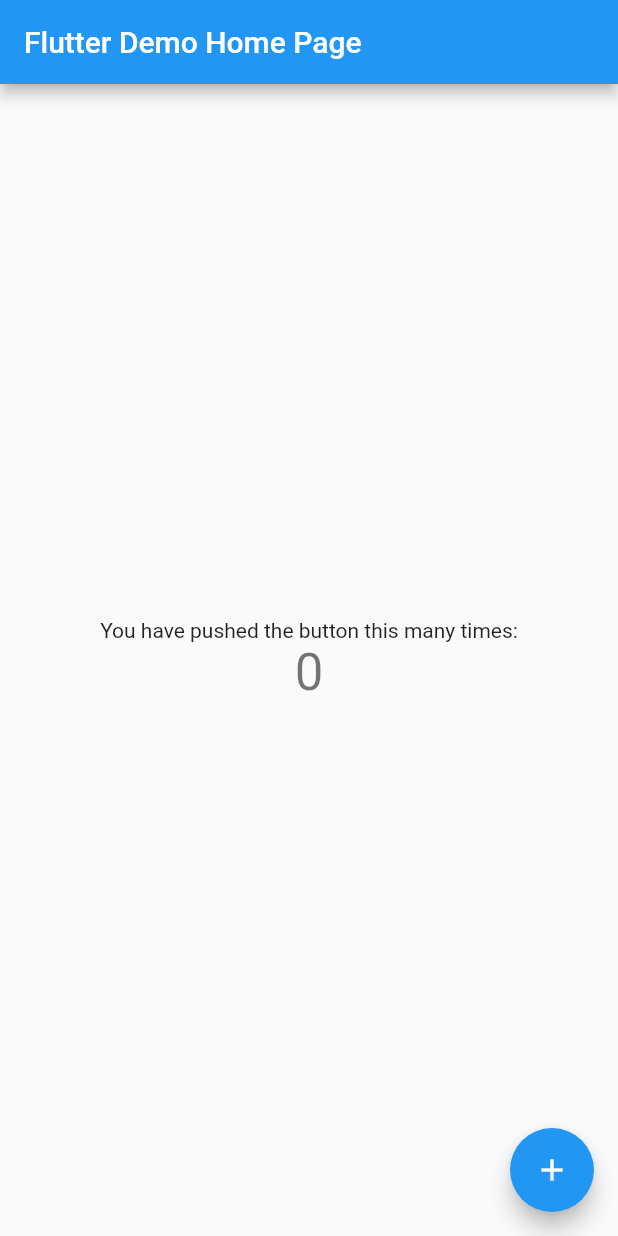
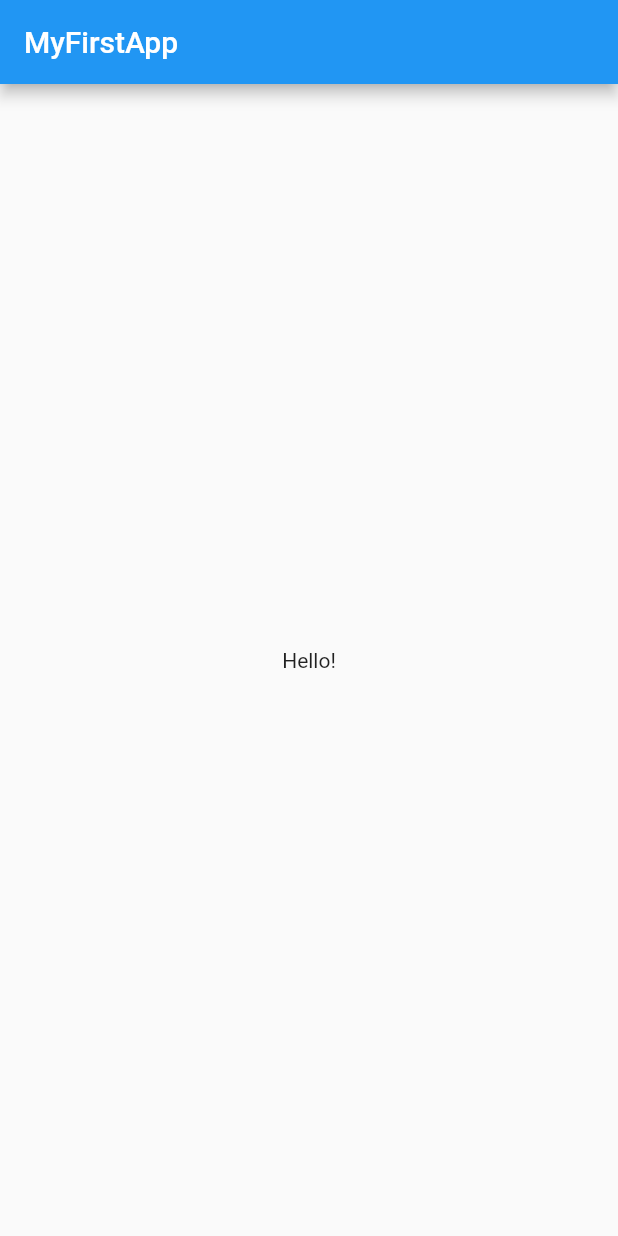
Before and after one commit to ps-143/myfirst, a Flutter app: the screen it shows after launch, on a phone screen of 412 x 824 dp. Run offline on Flutter 3.47's test engine with Material 2 defaults, Android fonts, the phone set to English and light mode, and no system bars.

Commit message:
Earth is moving, Wind is blowing, I'm learning flutter.

```diff
--- a/lib/main.dart
+++ b/lib/main.dart
@@ -1,113 +1,19 @@
 import 'package:flutter/material.dart';
 
 void main() {
-  runApp(MyApp());
+  runApp(MaterialApp(
+      home: HomePage(),
+  ));
 }
 
-class MyApp extends StatelessWidget {
-  // This widget is the root of your application.
+class HomePage extends StatelessWidget {
   @override
   Widget build(BuildContext context) {
-    return MaterialApp(
-      title: 'Flutter Demo',
-      theme: ThemeData(
-        // This is the theme of your application.
-        //
-        // Try running your application with "flutter run". You'll see the
-        // application has a blue toolbar. Then, without quitting the app, try
-        // changing the primarySwatch below to Colors.green and then invoke
-        // "hot reload" (press "r" in the console where you ran "flutter run",
-        // or simply save your changes to "hot reload" in a Flutter IDE).
-        // Notice that the counter didn't reset back to zero; the application
-        // is not restarted.
-        primarySwatch: Colors.blue,
+    return Scaffold(
+      appBar: AppBar(
+        title: Text("MyFirstApp"),
       ),
-      home: MyHomePage(title: 'Flutter Demo Home Page'),
+      body: Container(child: Center(child: Text("Hello!"),),),
     );
   }
 }
-
-class MyHomePage extends StatefulWidget {
-  MyHomePage({Key key, this.title}) : super(key: key);
-
-  // This widget is the home page of your application. It is stateful, meaning
-  // that it has a State object (defined below) that contains fields that affect
-  // how it looks.
-
-  // This class is the configuration for the state. It holds the values (in this
-  // case the title) provided by the parent (in this case the App widget) and
-  // used by the build method of the State. Fields in a Widget subclass are
-  // always marked "final".
-
-  final String title;
-
-  @override
-  _MyHomePageState createState() => _MyHomePageState();
-}
-
-class _MyHomePageState extends State<MyHomePage> {
-  int _counter = 0;
-
-  void _incrementCounter() {
-    setState(() {
-      // This call to setState tells the Flutter framework that something has
-      // changed in this State, which causes it to rerun the build method below
-      // so that the display can reflect the updated values. If we changed
-      // _counter without calling setState(), then the build method would not be
-      // called again, and so nothing would appear to happen.
-      _counter++;
-    });
-  }
-
-  @override
-  Widget build(BuildContext context) {
-    // This method is rerun every time setState is called, for instance as done
-    // by the _incrementCounter method above.
-    //
-    // The Flutter framework has been optimized to make rerunning build methods
-    // fast, so that you can just rebuild anything that needs updating rather
-    // than having to individually change instances of widgets.
-    return Scaffold(
-      appBar: AppBar(
-        // Here we take the value from the MyHomePage object that was created by
-        // the App.build method, and use it to set our appbar title.
-        title: Text(widget.title),
-      ),
-      body: Center(
-        // Center is a layout widget. It takes a single child and positions it
-        // in the middle of the parent.
-        child: Column(
-          // Column is also a layout widget. It takes a list of children and
-          // arranges them vertically. By default, it sizes itself to fit its
-          // children horizontally, and tries to be as tall as its parent.
-          //
-          // Invoke "debug painting" (press "p" in the console, choose the
-          // "Toggle Debug Paint" action from the Flutter Inspector in Android
-          // Studio, or the "Toggle Debug Paint" command in Visual Studio Code)
-          // to see the wireframe for each widget.
-          //
-          // Column has various properties to control how it sizes itself and
-          // how it positions its children. Here we use mainAxisAlignment to
-          // center the children vertically; the main axis here is the vertical
-          // axis because Columns are vertical (the cross axis would be
-          // horizontal).
-          mainAxisAlignment: MainAxisAlignment.center,
-          children: <Widget>[
-            Text(
-              'You have pushed the button this many times:',
-            ),
-            Text(
-              '$_counter',
-              style: Theme.of(context).textTheme.headline4,
-            ),
-          ],
-        ),
-      ),
-      floatingActionButton: FloatingActionButton(
-        onPressed: _incrementCounter,
-        tooltip: 'Increment',
-        child: Icon(Icons.add),
-      ), // This trailing comma makes auto-formatting nicer for build methods.
-    );
-  }
-}
```
